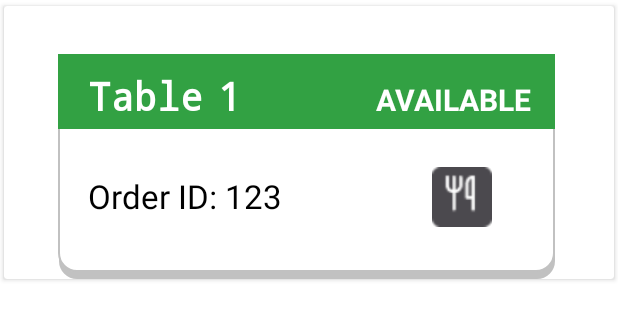
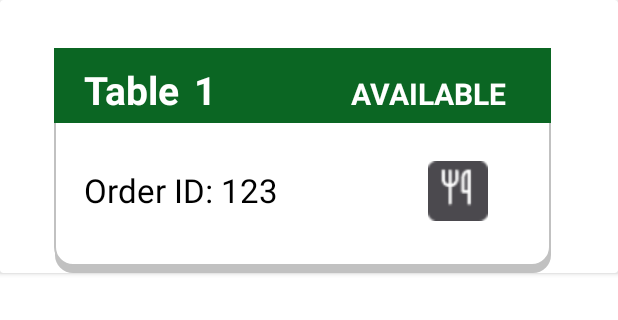
Before and after one commit to marcelnistreanu/Restaurant-Android-App, an Android app: the layout row_tables.xml on its own in the app's theme, with its tools: preview values and no code run, on a phone screen of 412 x 824 dp. Shown: the top 320 px of the screen. Run offline under Robolectric (Android 15) with nearby library versions, the phone set to English and light mode, and no system bars; Roboto replaces fonts that are not available here.

Commit message:
Update Tables activity

```diff
--- a/android-studio-frontend/app/src/main/java/com/example/restaurantapp/CurrentOrderViewModel.java
+++ b/android-studio-frontend/app/src/main/java/com/example/restaurantapp/CurrentOrderViewModel.java
@@ -8,7 +8,9 @@ import com.example.restaurantapp.entities.Order;
 import com.example.restaurantapp.entities.OrderItem;
 import com.example.restaurantapp.entities.TableEntity;
 
+import java.time.LocalDateTime;
 import java.util.ArrayList;
+import java.util.Date;
 
 public class CurrentOrderViewModel extends ViewModel {
 
@@ -51,7 +53,6 @@ public class CurrentOrderViewModel extends ViewModel {
             orderItems.add(orderItem);
         }
         order.setOrderItems(orderItems);
-//        table.setStatus("OCCUPIED");
         order.setTable(table);
 //        table.setTableOrder(order);
         this.orderItems.setValue(orderItems);
--- a/android-studio-frontend/app/src/main/java/com/example/restaurantapp/activities/CurrentOrderFragment.java
+++ b/android-studio-frontend/app/src/main/java/com/example/restaurantapp/activities/CurrentOrderFragment.java
@@ -114,9 +114,7 @@ public class CurrentOrderFragment extends Fragment {
             Order order = new Order();
             order.setStatus("PREPARING");
             orderItems = currentOrderViewModel.createOrder(selectedItems, order);
-//            TableEntity table = currentOrderViewModel.getSelectedTable().getValue();
             Log.d("Order items", "orderItems: " + orderItems);
-//            Log.d("Selected table", "selected table: " + table);
             Log.d("New Order", "order: " + order);
             sendOrderButton.setOnClickListener(new View.OnClickListener() {
                 @Override
--- a/android-studio-frontend/app/src/main/java/com/example/restaurantapp/activities/TablesActivity.java
+++ b/android-studio-frontend/app/src/main/java/com/example/restaurantapp/activities/TablesActivity.java
@@ -47,7 +47,6 @@ public class TablesActivity extends AppCompatActivity {
     private void loadTablesList() {
         apiService = RetrofitService.getApiService();
         Call<ArrayList<TableEntity>> call = apiService.getTablesList();
-//        currentOrderViewModel = new ViewModelProvider(this).get(CurrentOrderViewModel.class);
 
         call.enqueue(new Callback<ArrayList<TableEntity>>() {
             @Override
@@ -55,6 +54,7 @@ public class TablesActivity extends AppCompatActivity {
                 if (response.isSuccessful()) {
                     ArrayList<TableEntity> tablesList = response.body();
                     tableAdapter = new TableCardAdapter(getApplicationContext(), tablesList, currentOrderViewModel);
+                    tableAdapter.sortTablesList();
                     tablesRecyclerView.setAdapter(tableAdapter);
                     Log.d("Tables list", tablesList.toString());
                 }
--- a/android-studio-frontend/app/src/main/java/com/example/restaurantapp/recyclerview/TableCardHolder.java
+++ b/android-studio-frontend/app/src/main/java/com/example/restaurantapp/recyclerview/TableCardHolder.java
@@ -2,6 +2,7 @@ package com.example.restaurantapp.recyclerview;
 
 import android.view.View;
 import android.widget.ImageView;
+import android.widget.LinearLayout;
 import android.widget.TextView;
 
 import androidx.annotation.NonNull;
@@ -13,6 +14,7 @@ public class TableCardHolder extends RecyclerView.ViewHolder{
 
     TextView tableIdTextView, tableStatusTextView, orderIdTextView;
     ImageView menuButton;
+    LinearLayout statusBackground;
 
     public TableCardHolder(@NonNull View itemView) {
         super(itemView);
@@ -21,5 +23,6 @@ public class TableCardHolder extends RecyclerView.ViewHolder{
         this.tableStatusTextView = itemView.findViewById(R.id.table_status);
         this.orderIdTextView = itemView.findViewById(R.id.table_order_id);
         this.menuButton = itemView.findViewById(R.id.table_menu_button);
+        this.statusBackground = itemView.findViewById(R.id.status_background);
     }
 }
--- a/android-studio-frontend/app/src/main/res/layout/row_tables.xml
+++ b/android-studio-frontend/app/src/main/res/layout/row_tables.xml
@@ -3,8 +3,7 @@
     android:layout_width="match_parent"
     android:layout_height="wrap_content"
     xmlns:app="http://schemas.android.com/apk/res-auto"
-    android:elevation="3dp"
-    app:cardUseCompatPadding="true">
+    android:elevation="3dp">
 
     <LinearLayout
         android:layout_width="331dp"
@@ -16,16 +15,16 @@
         >
 
         <LinearLayout
+            android:id="@+id/status_background"
             android:layout_width="match_parent"
             android:layout_height="50dp"
-            android:background="@color/green">
+            android:background="@color/forest">
 
             <TextView
                 android:layout_width="wrap_content"
                 android:layout_height="wrap_content"
                 android:layout_marginLeft="20dp"
                 android:layout_marginTop="10dp"
-                android:fontFamily="monospace"
                 android:text="Table"
                 android:textColor="@color/white"
                 android:textSize="26sp"
@@ -37,7 +36,6 @@
                 android:layout_height="wrap_content"
                 android:layout_marginLeft="10dp"
                 android:layout_marginTop="10dp"
-                android:fontFamily="monospace"
                 android:text="1"
                 android:textColor="@color/white"
                 android:textSize="26sp"
--- a/android-studio-frontend/app/src/main/res/values/colors.xml
+++ b/android-studio-frontend/app/src/main/res/values/colors.xml
@@ -7,5 +7,9 @@
     <color name="teal_700">#FF018786</color>
     <color name="black">#FF000000</color>
     <color name="white">#FFFFFFFF</color>
-    <color name="green">#32A143</color>
+    <color name="green">#219B54</color>
+    <color name="red">#F31818</color>
+    <color name="gray">#4B494E</color>
+    <color name="cherry">#990F02</color>
+    <color name="forest">#0B6623</color>
 </resources>
--- a/spring-boot-backend/src/main/java/com/example/springbootbackend/controllers/OrderController.java
+++ b/spring-boot-backend/src/main/java/com/example/springbootbackend/controllers/OrderController.java
@@ -42,7 +42,6 @@ public class OrderController {
         orderRepository.save(savedOrder);
         TableEntity table = order.getTable();
         table.setStatus("OCCUPIED");
-        table.setUpdatedAt(new Date());
         tableRepository.save(table);
 
         return ResponseEntity.ok("Order sent successfully");
@@ -68,7 +67,6 @@ public class OrderController {
         orderRepository.delete(order);
         TableEntity table = order.getTable();
         table.setStatus("AVAILABLE");
-        table.setUpdatedAt(new Date());
         tableRepository.save(table);
 
 
--- a/spring-boot-backend/src/main/java/com/example/springbootbackend/entities/Order.java
+++ b/spring-boot-backend/src/main/java/com/example/springbootbackend/entities/Order.java
@@ -1,5 +1,7 @@
 package com.example.springbootbackend.entities;
 
+import com.fasterxml.jackson.annotation.JsonIgnore;
+import com.fasterxml.jackson.annotation.JsonIgnoreProperties;
 import jakarta.persistence.*;
 import lombok.AllArgsConstructor;
 import lombok.Builder;
@@ -38,5 +40,6 @@ public class Order {
 
     @OneToOne
     @JoinColumn(name = "table_id")
+    @JsonIgnoreProperties("order")
     private TableEntity table;
 }
```
Also changed, not shown: android-studio-frontend/app/src/main/java/com/example/restaurantapp/entities/TableEntity.java (+12 -25 lines), android-studio-frontend/app/src/main/java/com/example/restaurantapp/recyclerview/TableCardAdapter.java (+18 -13 lines), spring-boot-backend/src/main/java/com/example/springbootbackend/entities/TableEntity.java (+5 -8 lines).
